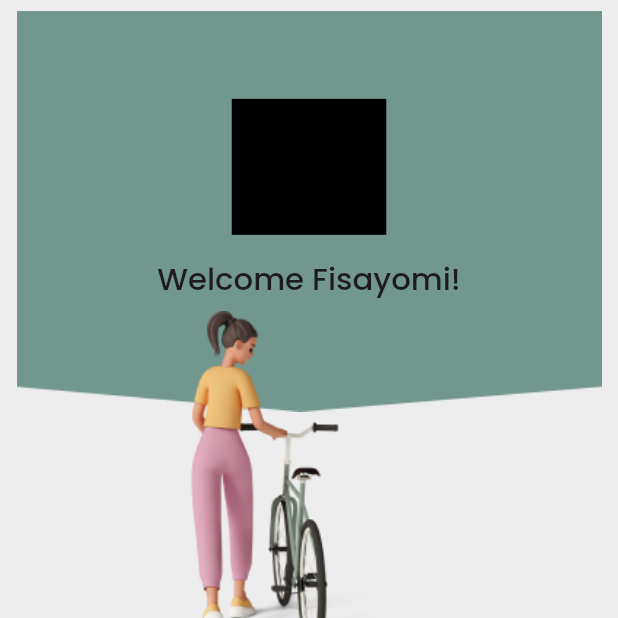
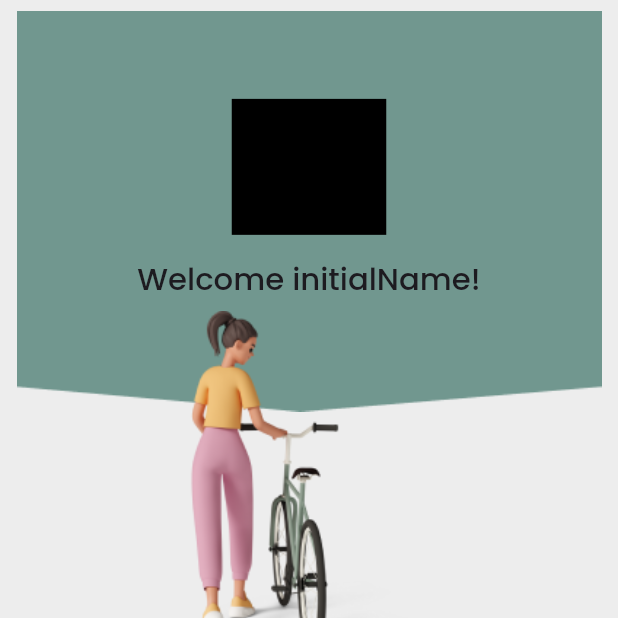
Before and after one commit to Amir-HShahi/TODO-Flutter, a Flutter app: the DashboardScreen screen opened by its route, on a phone screen of 412 x 824 dp, the top half of it. Run offline on Flutter 3.47's test engine with Material 3 defaults, Android fonts, the phone set to English and light mode, and no system bars; our stand-ins replace fluttertoast, google_fonts.

Commit message:
DashboardScreen: welcome with user's name implemented

```diff
--- a/lib/view/dashboard_screen.dart
+++ b/lib/view/dashboard_screen.dart
@@ -1,11 +1,15 @@
 import 'package:flutter/material.dart';
+import 'package:provider/provider.dart';
 import 'package:todolist/view/components/show_today_tasks_widget.dart';
+import 'package:todolist/view_model/user_info_view_model.dart';
 
 class DashboardScreen extends StatelessWidget {
   const DashboardScreen({super.key});
 
   @override
   Widget build(BuildContext context) {
+    var viewModel = context.watch<UserInfoViewModel>();
+
     TextTheme getTextThemes() {
       return Theme.of(context).textTheme;
     }
@@ -41,7 +45,7 @@ class DashboardScreen extends StatelessWidget {
                     SizedBox(height: scaledHeight(0.04)),
                     Container(height: scaledHeight(0.11), width: scaledWidth(0.25), color: Colors.black),
                     SizedBox(height: scaledHeight(0.02)),
-                    Text("Welcome Fisayomi!", style: getTextThemes().titleLarge),
+                    Text("Welcome ${viewModel.getFullName()}!", style: getTextThemes().titleLarge),
                     SizedBox(height: scaledHeight(0.01)),
                     Image(image: const AssetImage("assets/images/dashboard_middle_image.png"), height: scaledHeight(0.29)),
                     const ShowTodayTasksWidget()
```
